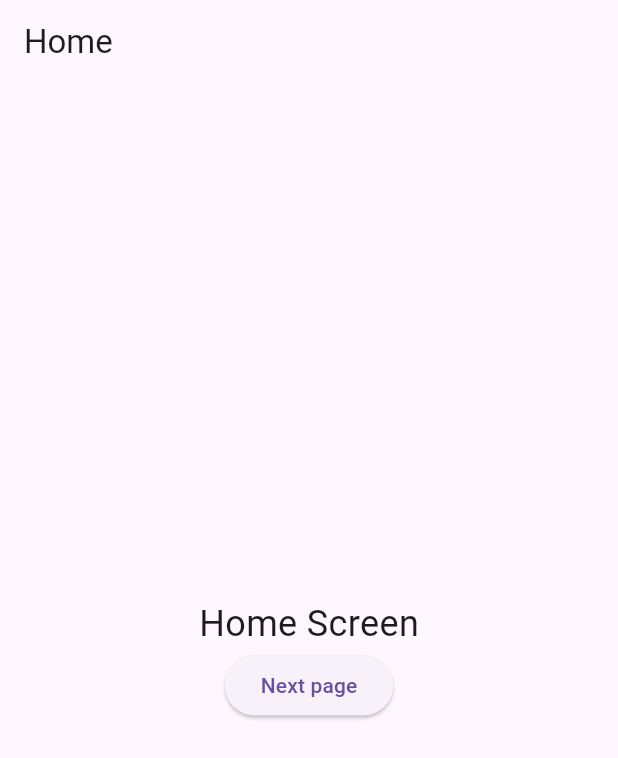
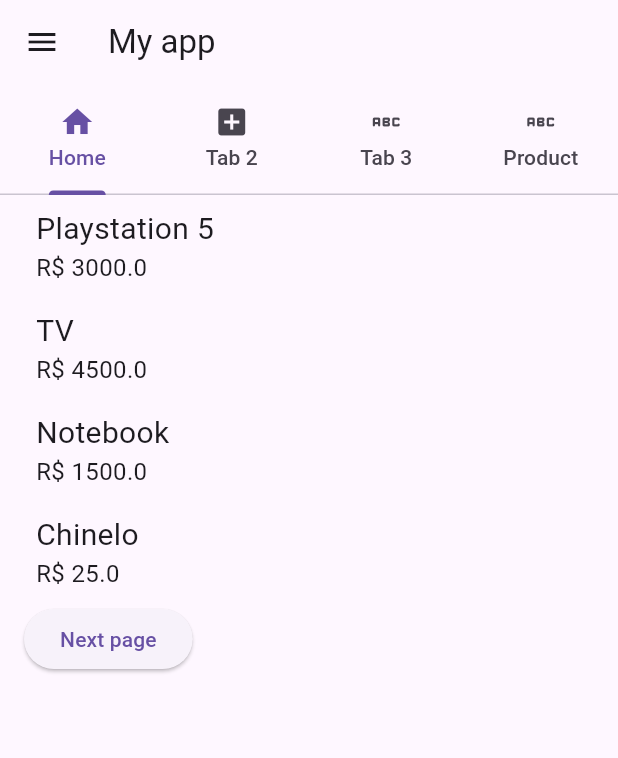
Before and after one commit to gabrielmellooliveira/projetos-flutter-basico, a Flutter app: the screen it shows after launch, on a phone screen of 412 x 824 dp. Shown: the top 758 px of the screen. Run offline on Flutter 3.47's test engine with Material 3 defaults, Android fonts, the phone set to English and light mode, and no system bars; our stand-ins replace image_picker.

Commit message:
feat: change oitavo app

```diff
--- /dev/null
+++ b/oitavo_app/lib/components/product_item.dart
@@ -0,0 +1,30 @@
+import 'package:flutter/material.dart';
+
+class ProductItem extends StatelessWidget {
+  ProductItem({
+    required this.title,
+    required this.price,
+    this.onTap,
+  });
+
+  final String title;
+  final double price;
+  final void Function()? onTap;
+
+  @override
+  Widget build(BuildContext context) {
+    return GestureDetector(
+        onTap: onTap,
+        child: Container(
+        padding: EdgeInsets.all(8),
+        child: Column(
+          crossAxisAlignment: CrossAxisAlignment.start,
+          children: [
+            Text(title, style: TextStyle(fontSize: 20)),
+            Text('R\$ ${price.toString()}', style: TextStyle(fontSize: 16)),
+          ]
+        ),
+      ),
+    );
+  }
+}
--- a/oitavo_app/lib/main.dart
+++ b/oitavo_app/lib/main.dart
@@ -7,7 +7,7 @@ void main() {
     home: HomeScreen(),
     routes: {
       '/home': (context) => HomeScreen(),
-      '/product': (context) => ProductScreen(title: 'Playstation 5'),
+      '/product': (context) => ProductScreen(),
     },
   ));
 }
--- /dev/null
+++ b/oitavo_app/lib/models/product.dart
@@ -0,0 +1,11 @@
+class Product {
+  Product({
+    this.title,
+    this.description,
+    this.price,
+  });
+
+  String? title;
+  String? description;
+  double? price;
+}
--- a/oitavo_app/lib/screens/home_screen.dart
+++ b/oitavo_app/lib/screens/home_screen.dart
@@ -1,16 +1,69 @@
 import 'package:flutter/material.dart';
+import 'package:oitavo_app/components/product_item.dart';
+import 'package:oitavo_app/models/product.dart';
 import 'package:oitavo_app/screens/product_screen.dart';
+
+import '../components/my_drawer.dart';
 
 class HomeScreen extends StatelessWidget {
   @override
   Widget build(BuildContext context) {
-    return Scaffold(
-      appBar: AppBar(title: Text('Home')),
-      body: Center(
+    return DefaultTabController(
+      length: 4,
+      child: Scaffold(
+        appBar: AppBar(
+          title: Text('My app'),
+          bottom: TabBar(
+            tabs: [
+              Tab(text: 'Home', icon: Icon(Icons.home)),
+              Tab(text: 'Tab 2', icon: Icon(Icons.add_box)),
+              Tab(text: 'Tab 3', icon: Icon(Icons.abc_rounded)),
+              Tab(text: 'Product', icon: Icon(Icons.abc_rounded)),
+            ],
+          ),
+        ),
+        body: TabBarView(
+          children: [
+            Container(
+              padding: EdgeInsets.only(left: 16, right: 16),
               child: Column(
-          mainAxisAlignment: MainAxisAlignment.center,
+                crossAxisAlignment: CrossAxisAlignment.start,
                 children: [
-            Text('Home Screen', style: TextStyle(fontSize: 24)),
+                  ProductItem(
+                    title: 'Playstation 5',
+                    price: 3000,
+                    onTap: () {
+                      Navigator.pushNamed(
+                          context,
+                          '/product',
+                          arguments: Product(
+                              title: 'Playstation 5',
+                              description: 'Video game',
+                              price: 3000
+                          )
+                      );
+                    },
+                  ),
+                  ProductItem(
+                      title: 'TV',
+                      price: 4500,
+                      onTap: () {
+                        Navigator.pushNamed(context, '/product', arguments: 'TV');
+                      }
+                  ),
+                  ProductItem(
+                      title: 'Notebook',
+                      price: 1500,  onTap: () {
+                    Navigator.pushNamed(context, '/product', arguments: 'Notebook');
+                  }
+                  ),
+                  ProductItem(
+                      title: 'Chinelo',
+                      price: 25,
+                      onTap: () {
+                        Navigator.pushNamed(context, '/product', arguments: 'Chinelo');
+                      }
+                  ),
                   ElevatedButton(
                       onPressed: () {
                         /*Navigator.push(
@@ -26,7 +79,18 @@ class HomeScreen extends StatelessWidget {
                   ),
                 ],
               ),
-      )
+            ),
+            Center(
+              child: Text('Tab 2'),
+            ),
+            Center(
+              child: Text('Tab 3'),
+            ),
+            ProductScreen(),
+          ],
+        ),
+        drawer: MyDrawer(),
+      ),
     );
   }
 }
--- a/oitavo_app/lib/screens/product_screen.dart
+++ b/oitavo_app/lib/screens/product_screen.dart
@@ -1,28 +1,37 @@
 import 'package:flutter/material.dart';
+
+import '../models/product.dart';
 
 class ProductScreen extends StatelessWidget {
   ProductScreen({
     super.key,
-    required this.title
   });
 
-  final String title;
+  Product? product;
 
   @override
   Widget build(BuildContext context) {
+    product = ModalRoute.of(context)?.settings.arguments as Product;
+
     return Scaffold(
-        appBar: AppBar(title: Text('Product - $title')),
-        body: Center(
+        appBar: AppBar(title: Text('Product')),
+        body: Container(
+          padding: EdgeInsets.all(16),
           child: Column(
-            mainAxisAlignment: MainAxisAlignment.center,
+            crossAxisAlignment: CrossAxisAlignment.start,
             children: [
-              Text('Product Screen', style: TextStyle(fontSize: 24)),
-              ElevatedButton(
-                onPressed: () {
-                  Navigator.pop(context);
-                },
-                child: Text('Back')
-              ),
+              Text('Title: ${product?.title ?? '-'}', style: TextStyle(fontSize: 24)),
+              Text('Description: ${product?.description ?? '-'}', style: TextStyle(fontSize: 20)),
+              Text('Price: ${product?.price != null ? product?.price.toString() : '-'}', style: TextStyle(fontSize: 20)),
+              Padding(
+                padding: const EdgeInsets.only(top: 20.0),
+                child: ElevatedButton(
+                    onPressed: () {
+                      Navigator.pop(context);
+                    },
+                    child: Text('Back')
+                ),
+              )
             ],
           ),
         )
```
Also changed, not shown: oitavo_app/lib/components/my_drawer.dart (added, +29 -0 lines). Lines whose indentation alone changed are shown as unchanged.
